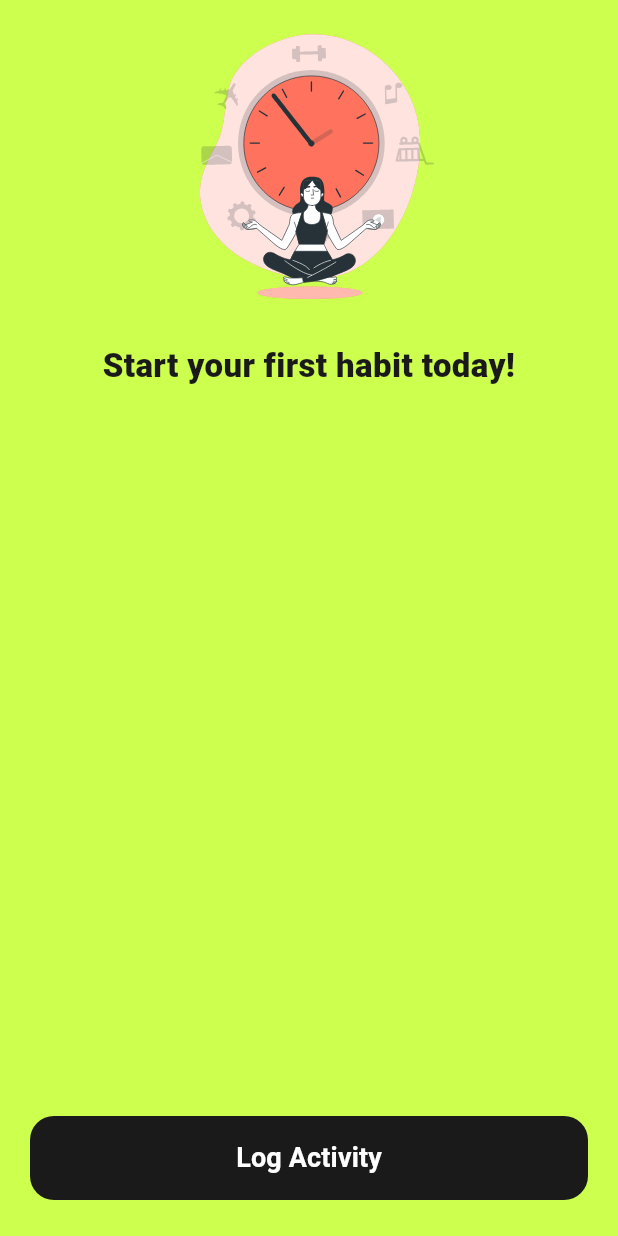
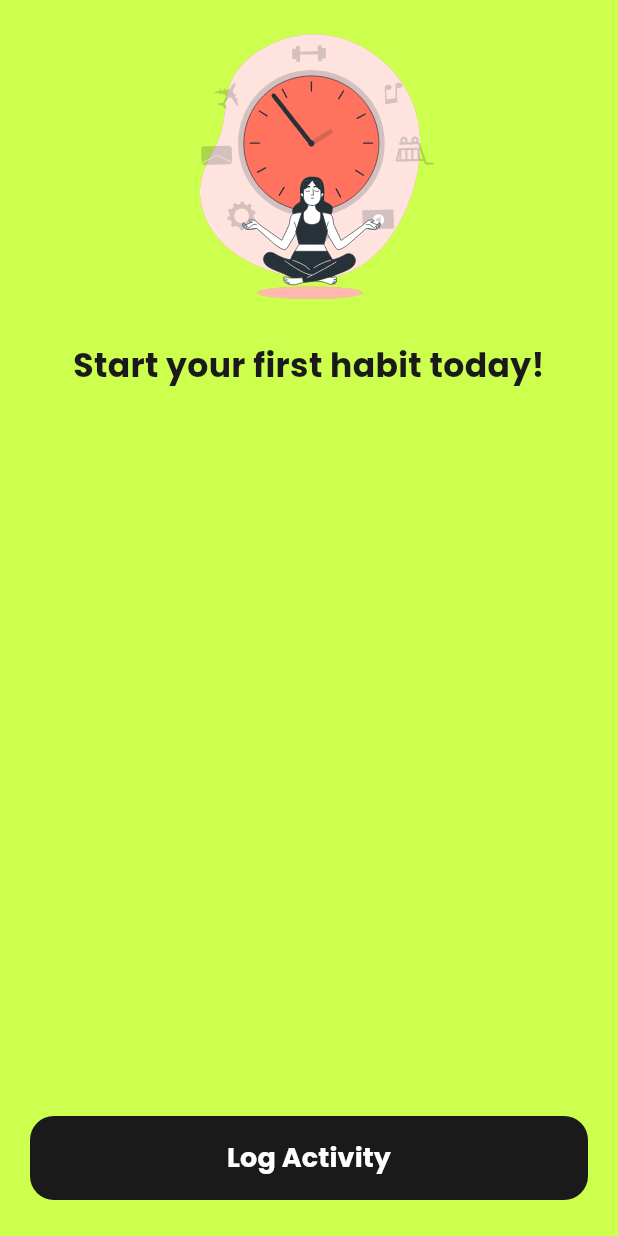
Before and after one commit to ksananth/Habit-tracker, a Flutter app: the screen it shows after launch, on a phone screen of 412 x 824 dp. Run offline on Flutter 3.47's test engine with Material 3 defaults, Android fonts, the phone set to English and light mode, and no system bars; our stand-ins replace flutter_bloc, flutter_native_splash, get_it, go_router, lottie, objectbox; generated files the repository leaves out were written again.

Commit message:
Use poppins fonts in theme

```diff
--- a/lib/core/theme/app_theme.dart
+++ b/lib/core/theme/app_theme.dart
@@ -7,11 +7,13 @@
     useMaterial3: true,
     colorSchemeSeed: _seedColor,
     brightness: Brightness.light,
+    fontFamily: 'Poppins',
   );
 
   static final dark = ThemeData(
     useMaterial3: true,
     colorSchemeSeed: _seedColor,
     brightness: Brightness.dark,
+    fontFamily: 'Poppins',
   );
 }
```
Also changed, not shown: pubspec.yaml (+11 -0 lines).
